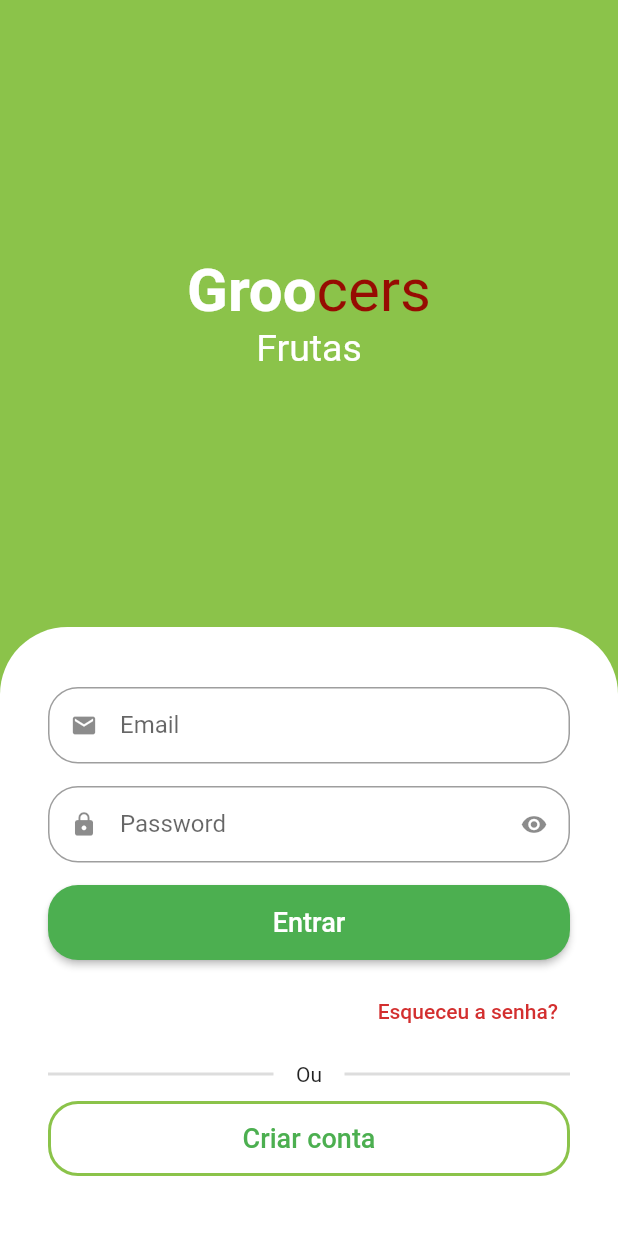
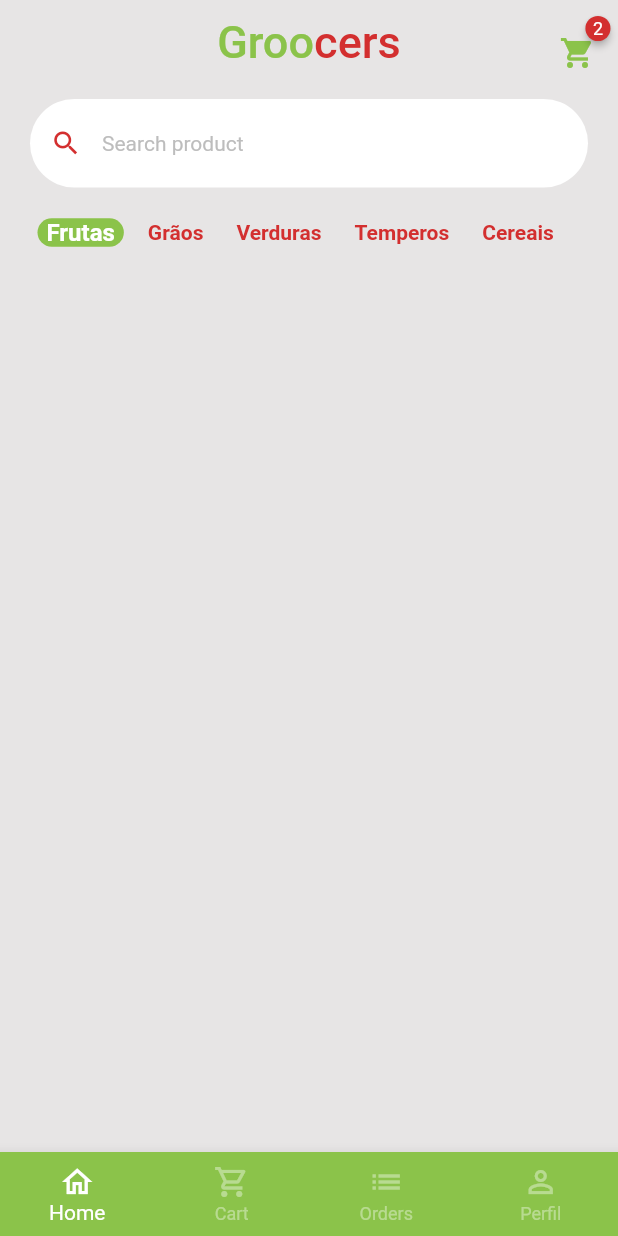
Before and after one commit to Janku13/flutter_ecommerce, a Flutter app: the screen it shows after launch, on a phone screen of 412 x 824 dp. Run offline on Flutter 3.47's test engine with Material 2 defaults, Android fonts, the phone set to English and light mode, and no system bars; drawn by our look-alikes of animated_text_kit, badges; our stand-ins replace mask_text_input_formatter.

Commit message:
adding app bar and category list to home

```diff
--- a/lib/main.dart
+++ b/lib/main.dart
@@ -1,5 +1,6 @@
 import 'package:flutter/material.dart';
 import 'package:flutter_ecommerce/src/auth/sign_in_screen.dart';
+import 'package:flutter_ecommerce/src/base/base_screen.dart';
 
 void main() {
   runApp(const MyApp());
@@ -12,11 +13,12 @@ class MyApp extends StatelessWidget {
   Widget build(BuildContext context) {
     return MaterialApp(
       theme: ThemeData(
-        primarySwatch: Colors.green,
-      ),
+          primarySwatch: Colors.green,
+          scaffoldBackgroundColor: const Color.fromARGB(255, 231, 229, 229)),
       debugShowCheckedModeBanner: false,
       home: const SafeArea(
-        child: SignInScreen(),
+        // child: BaseScreen(),
+        child: BaseScreen(),
       ),
     );
   }
--- a/lib/src/auth/sign_in_screen.dart
+++ b/lib/src/auth/sign_in_screen.dart
@@ -2,6 +2,7 @@ import 'package:flutter/material.dart';
 import 'package:animated_text_kit/animated_text_kit.dart';
 import 'package:flutter_ecommerce/src/auth/components/custom_text_field.dart';
 import 'package:flutter_ecommerce/src/auth/sign_up_screen.dart';
+import 'package:flutter_ecommerce/src/base/base_screen.dart';
 
 import 'package:flutter_ecommerce/src/config/custom_colors.dart';
 
@@ -103,7 +104,15 @@ class SignInScreen extends StatelessWidget {
                             ),
                           ),
                         ),
-                        onPressed: () {},
+                        onPressed: () {
+                          Navigator.of(context).pushReplacement(
+                            MaterialPageRoute(
+                              builder: (c) {
+                                return BaseScreen();
+                              },
+                            ),
+                          );
+                        },
                         child: const Text(
                           'Entrar',
                           style: TextStyle(
--- /dev/null
+++ b/lib/src/base/base_screen.dart
@@ -0,0 +1,73 @@
+import 'package:flutter/material.dart';
+import 'package:flutter_ecommerce/src/config/custom_colors.dart';
+import 'package:flutter_ecommerce/src/home/home_tab.dart';
+
+class BaseScreen extends StatefulWidget {
+  const BaseScreen({Key? key}) : super(key: key);
+
+  @override
+  State<BaseScreen> createState() => _BaseScreenState();
+}
+
+class _BaseScreenState extends State<BaseScreen> {
+  int currentIndex = 0;
+  final pageController = PageController();
+
+  @override
+  Widget build(BuildContext context) {
+    return Scaffold(
+      body: PageView(
+        physics: const NeverScrollableScrollPhysics(),
+        // onPageChanged: (value) {
+        //   setState(() {
+        //     currentIndex = value;
+        //   });
+        // },
+        controller: pageController,
+        children: [
+          const HomeWidget(),
+          Container(
+            color: Colors.yellow,
+          ),
+          Container(
+            color: Colors.green,
+          ),
+          Container(
+            color: Colors.blue,
+          ),
+        ],
+      ),
+      bottomNavigationBar: BottomNavigationBar(
+        onTap: (index) {
+          setState(() {
+            currentIndex = index;
+          });
+          pageController.jumpToPage(index);
+        },
+        currentIndex: currentIndex,
+        type: BottomNavigationBarType.fixed,
+        backgroundColor: CustomColors.customSwatchColor,
+        selectedItemColor: Colors.white,
+        unselectedItemColor: Colors.white.withAlpha(100),
+        items: const [
+          BottomNavigationBarItem(
+            icon: Icon(Icons.home_outlined),
+            label: 'Home',
+          ),
+          BottomNavigationBarItem(
+            icon: Icon(Icons.shopping_cart_outlined),
+            label: 'Cart',
+          ),
+          BottomNavigationBarItem(
+            icon: Icon(Icons.list),
+            label: 'Orders',
+          ),
+          BottomNavigationBarItem(
+            icon: Icon(Icons.person_outline),
+            label: 'Perfil',
+          ),
+        ],
+      ),
+    );
+  }
+}
--- /dev/null
+++ b/lib/src/home/components/category_tile.dart
@@ -0,0 +1,42 @@
+import 'package:flutter/material.dart';
+import 'package:flutter_ecommerce/src/config/custom_colors.dart';
+
+class CategoryTile extends StatelessWidget {
+  final String category;
+  final bool isSelected;
+  final VoidCallback onPressd;
+  const CategoryTile({
+    Key? key,
+    required this.category,
+    required this.isSelected,
+    required this.onPressd,
+  }) : super(key: key);
+
+  @override
+  Widget build(BuildContext context) {
+    return GestureDetector(
+      onTap: onPressd,
+      child: Align(
+        alignment: Alignment.center,
+        child: Container(
+          padding: const EdgeInsets.symmetric(horizontal: 6),
+          decoration: BoxDecoration(
+            color: isSelected
+                ? CustomColors.customSwatchColor
+                : Colors.transparent,
+            borderRadius: BorderRadius.circular(10.0),
+          ),
+          child: Text(
+            category,
+            style: TextStyle(
+              color:
+                  isSelected ? Colors.white : CustomColors.customContrastColor,
+              fontWeight: FontWeight.bold,
+              fontSize: isSelected ? 16 : 14,
+            ),
+          ),
+        ),
+      ),
+    );
+  }
+}
--- /dev/null
+++ b/lib/src/home/home_tab.dart
@@ -0,0 +1,148 @@
+import 'package:badges/badges.dart';
+import 'package:flutter/material.dart';
+import 'package:flutter_ecommerce/src/config/custom_colors.dart';
+import 'package:flutter_ecommerce/src/home/components/category_tile.dart';
+
+class HomeWidget extends StatelessWidget {
+  const HomeWidget({Key? key}) : super(key: key);
+
+  @override
+  Widget build(BuildContext context) {
+    return Scaffold(
+      //app bar
+      appBar: AppBar(
+        backgroundColor: Colors.transparent,
+        elevation: 0,
+        centerTitle: true,
+        title: Text.rich(
+          TextSpan(
+            style: const TextStyle(
+              fontSize: 30.0,
+            ),
+            children: [
+              TextSpan(
+                text: 'Groo',
+                style: TextStyle(
+                  color: CustomColors.customSwatchColor,
+                ),
+              ),
+              TextSpan(
+                text: 'cers',
+                style: TextStyle(
+                  color: CustomColors.customContrastColor,
+                ),
+              ),
+            ],
+          ),
+        ),
+        actions: [
+          Padding(
+            padding: const EdgeInsets.only(
+              top: 15.0,
+              right: 15.0,
+            ),
+            child: GestureDetector(
+              onTap: () {},
+              child: Badge(
+                badgeColor: CustomColors.customContrastColor,
+                badgeContent: const Text(
+                  '2',
+                  style: TextStyle(
+                    color: Colors.white,
+                    fontSize: 12,
+                  ),
+                ),
+                child: Icon(
+                  Icons.shopping_cart,
+                  color: CustomColors.customSwatchColor,
+                ),
+              ),
+            ),
+          ),
+        ],
+      ),
+      body: Column(
+        children: [
+          //search bar
+          Padding(
+            padding: const EdgeInsets.symmetric(horizontal: 20, vertical: 10),
+            child: TextFormField(
+              decoration: InputDecoration(
+                isDense: false,
+                hintText: 'Search product',
+                hintStyle: TextStyle(
+                  color: Colors.grey.shade400,
+                  fontSize: 14,
+                ),
+                prefixIcon: Icon(
+                  Icons.search,
+                  color: CustomColors.customContrastColor,
+                  size: 21,
+                ),
+                filled: true,
+                fillColor: Colors.white,
+                border: OutlineInputBorder(
+                    borderRadius: BorderRadius.circular(
+                      30.0,
+                    ),
+                    borderSide: const BorderSide(
+                      width: 0,
+                      style: BorderStyle.none,
+                    )),
+              ),
+            ),
+          )
+          //category list
+          ,
+          CategoryList(),
+          //product grid
+        ],
+      ),
+    );
+  }
+}
+
+class CategoryList extends StatefulWidget {
+  CategoryList({Key? key}) : super(key: key);
+
+  @override
+  State<CategoryList> createState() => _CategoryListState();
+}
+
+class _CategoryListState extends State<CategoryList> {
+  final List<String> categories = [
+    'Frutas',
+    'Grãos',
+    'Verduras',
+    'Temperos',
+    'Cereais',
+  ];
+
+  String selectedCategory = 'Frutas';
+
+  @override
+  Widget build(BuildContext context) {
+    return Container(
+      padding: const EdgeInsets.only(left: 25),
+      height: 40.0,
+      child: ListView.separated(
+        scrollDirection: Axis.horizontal,
+        itemBuilder: (_, index) {
+          return CategoryTile(
+            category: categories[index],
+            isSelected: selectedCategory == categories[index],
+            onPressd: () {
+              setState(() {
+                selectedCategory = categories[index];
+              });
+            },
+          );
+        },
+        separatorBuilder: (_, index) => const SizedBox(
+          width: 10,
+        ),
+        itemCount: categories.length,
+      ),
+    );
+  }
+}
--- a/pubspec.yaml
+++ b/pubspec.yaml
@@ -35,6 +35,7 @@ dependencies:
   cupertino_icons: ^1.0.2
   animated_text_kit: ^4.2.2
   mask_text_input_formatter: ^2.3.0
+  badges: ^2.0.3
 
 dev_dependencies:
   flutter_test:
```
Also changed, not shown: pubspec.lock.
